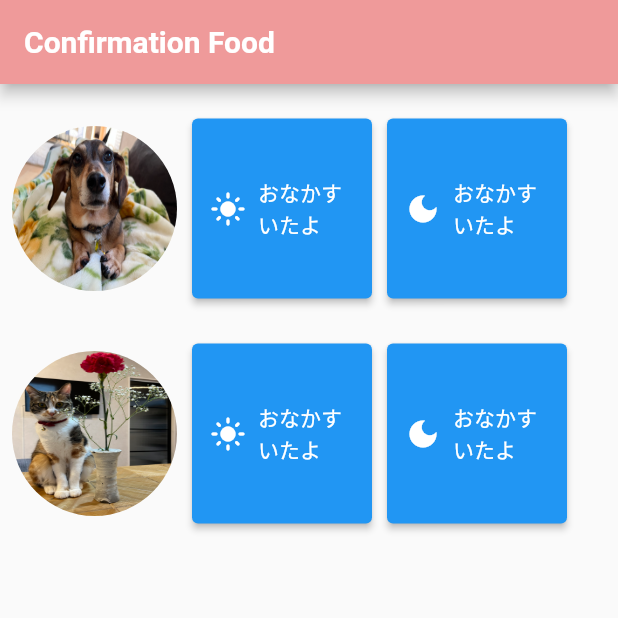
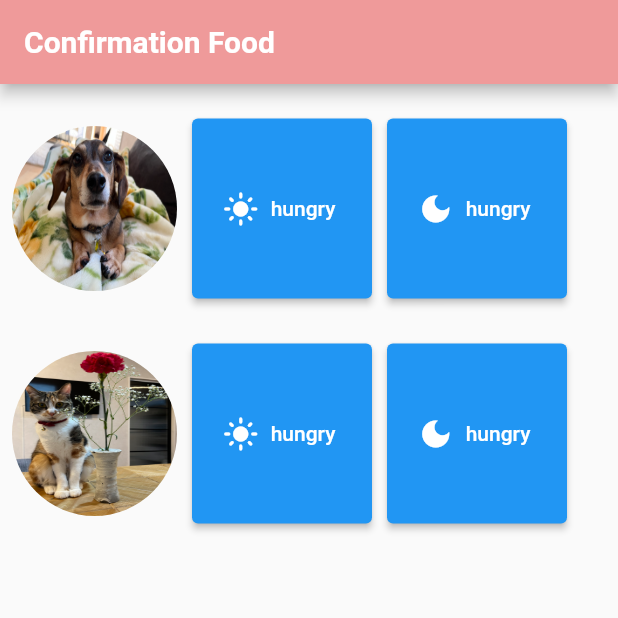
Before and after one commit to adachi-fumiya/flutter-todo, a Flutter app: the screen it shows after launch, on a phone screen of 412 x 824 dp, the top half of it. Run offline on Flutter 3.47's test engine with Material 2 defaults, Android fonts, the phone set to English and light mode, and no system bars.

Commit message:
button調整

```diff
--- a/lib/first_page.dart
+++ b/lib/first_page.dart
@@ -59,19 +59,6 @@ class _FirstPageState extends State<FirstPage> {
                   const SizedBox(width: 10),
                   Row(
                     children: [
-                      // Container(
-                      //   height: imageSize,
-                      //   width: imageSize,
-                      //   color: Colors.white,
-                      //   child: const Icon(Icons.light_mode, size: 50,),
-                      // ),
-                      // const SizedBox(width: 10),
-                      // Container(
-                      //   height: imageSize,
-                      //   width: imageSize,
-                      //   color: Colors.white,
-                      //   child: const Icon(Icons.dark_mode, size: 50,),
-                      // ),
                       SizedBox(
                         width: 120,
                         height: 120,
@@ -83,10 +70,10 @@ class _FirstPageState extends State<FirstPage> {
                             primary: mornigFlag[index] ? Colors.red[200] : Colors.blue,
                           ),
                           icon: Icon(Icons.light_mode),
-                          label: mornigFlag[index] ? Text('おなかいっぱいだよ') : Text('おなかすいたよ')
+                          label: mornigFlag[index] ? Text('full') : Text('hungry')
                         ),
                       ),
-                      SizedBox(
+                      const SizedBox(
                         width: 10,
                       ),
                       SizedBox(
@@ -99,8 +86,8 @@ class _FirstPageState extends State<FirstPage> {
                           style: ElevatedButton.styleFrom(
                             primary: dinnerFlag[index] ? Colors.red[200] : Colors.blue,
                           ),
-                          icon: Icon(Icons.dark_mode),
-                          label: dinnerFlag[index] ? Text('おなかいっぱいだよ') : Text('おなかすいたよ')
+                          icon: const Icon(Icons.dark_mode),
+                          label: dinnerFlag[index] ? Text('full') : Text('hungry')
                         ),
                       ),
                     ],
```
